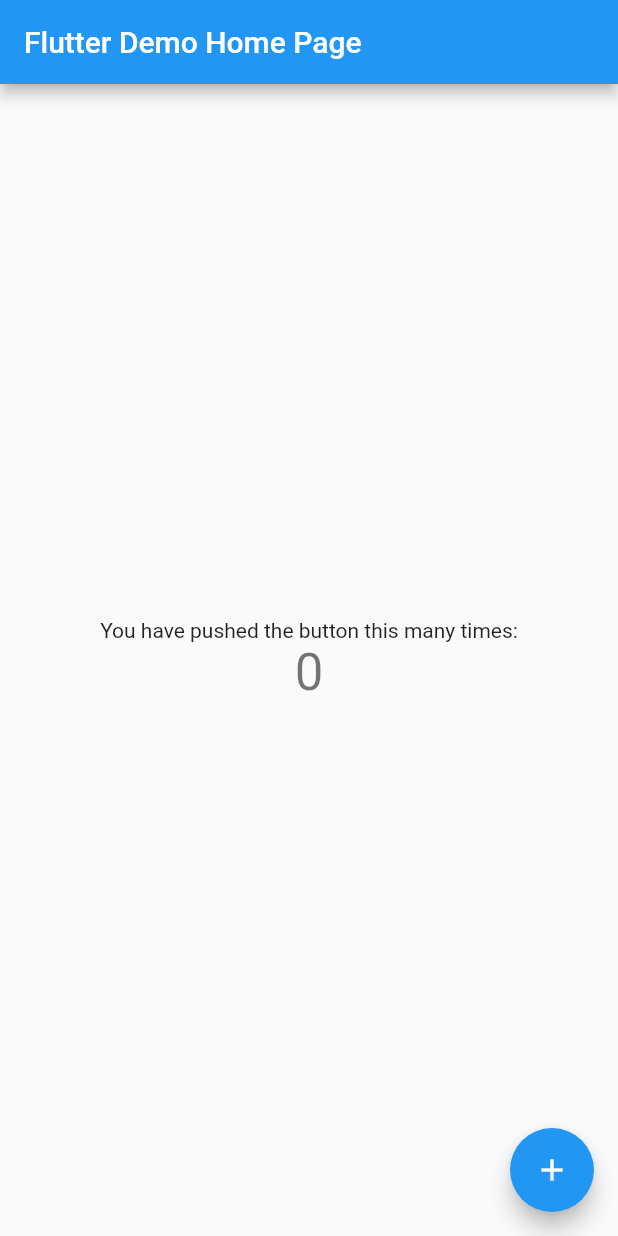
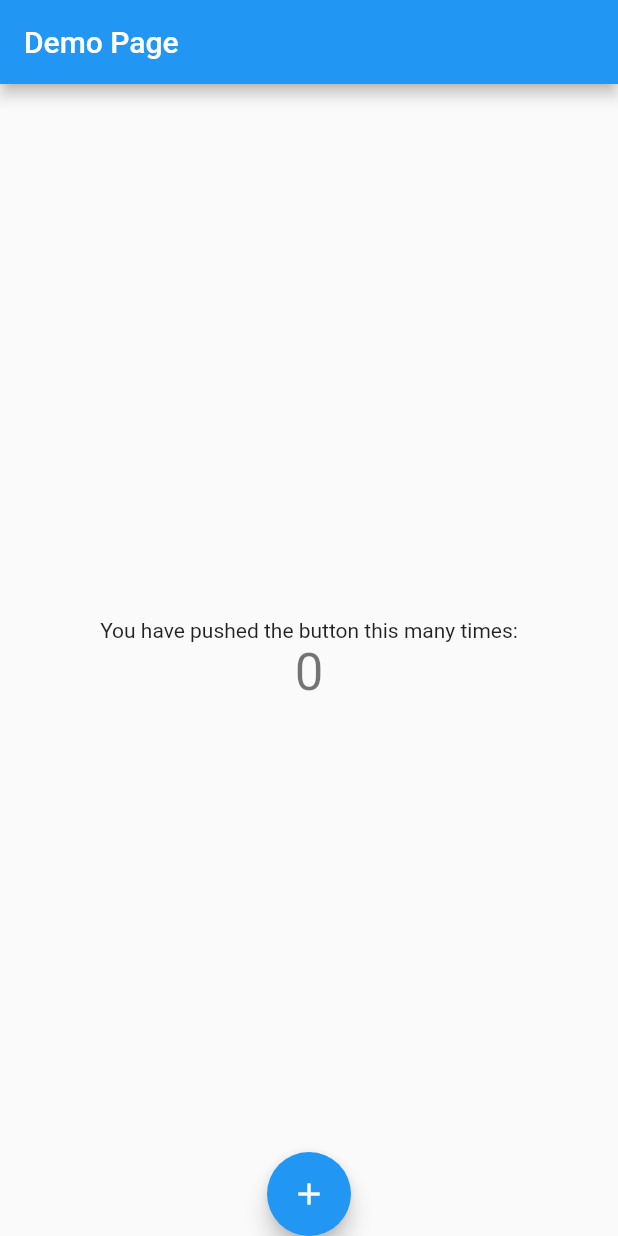
Before and after one commit to kenewjr/first_project_flutter, a Flutter app: the screen it shows after launch, on a phone screen of 412 x 824 dp. Run offline on Flutter 3.47's test engine with Material 2 defaults, Android fonts, the phone set to English and light mode, and no system bars.

Commit message:
FLutter widget basic (05)

```diff
--- a/lib/main.dart
+++ b/lib/main.dart
@@ -13,33 +13,15 @@ class MyApp extends StatelessWidget {
     return MaterialApp(
       title: 'Flutter Demo',
       theme: ThemeData(
-        // This is the theme of your application.
-        //
-        // Try running your application with "flutter run". You'll see the
-        // application has a blue toolbar. Then, without quitting the app, try
-        // changing the primarySwatch below to Colors.green and then invoke
-        // "hot reload" (press "r" in the console where you ran "flutter run",
-        // or simply save your changes to "hot reload" in a Flutter IDE).
-        // Notice that the counter didn't reset back to zero; the application
-        // is not restarted.
         primarySwatch: Colors.blue,
       ),
-      home: const MyHomePage(title: 'Flutter Demo Home Page'),
+      home: const MyHomePage(title: 'Demo Page'),
     );
   }
 }
 
 class MyHomePage extends StatefulWidget {
   const MyHomePage({Key? key, required this.title}) : super(key: key);
-
-  // This widget is the home page of your application. It is stateful, meaning
-  // that it has a State object (defined below) that contains fields that affect
-  // how it looks.
-
-  // This class is the configuration for the state. It holds the values (in this
-  // case the title) provided by the parent (in this case the App widget) and
-  // used by the build method of the State. Fields in a Widget subclass are
-  // always marked "final".
 
   final String title;
 
@@ -70,6 +52,7 @@ class _MyHomePageState extends State<MyHomePage> {
     // fast, so that you can just rebuild anything that needs updating rather
     // than having to individually change instances of widgets.
     return Scaffold(
+      floatingActionButtonLocation: FloatingActionButtonLocation.centerDocked,
       appBar: AppBar(
         // Here we take the value from the MyHomePage object that was created by
         // the App.build method, and use it to set our appbar title.
```
